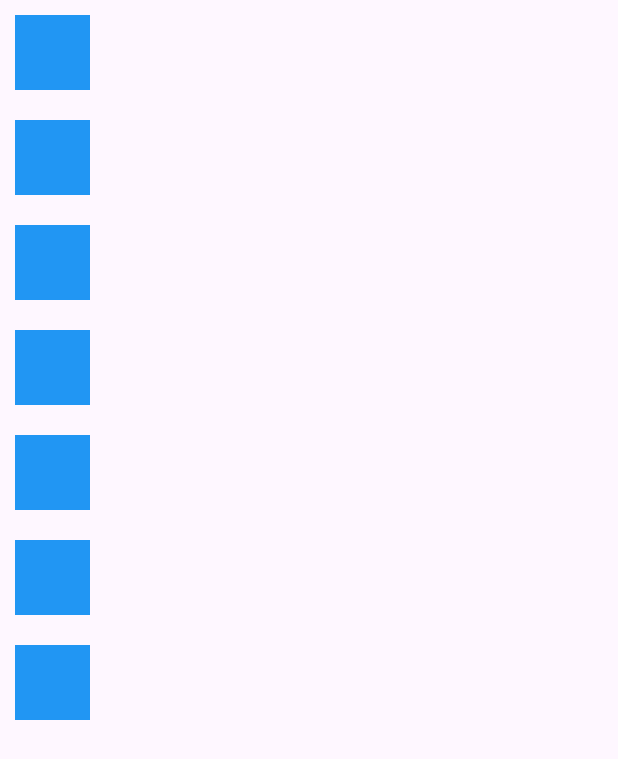
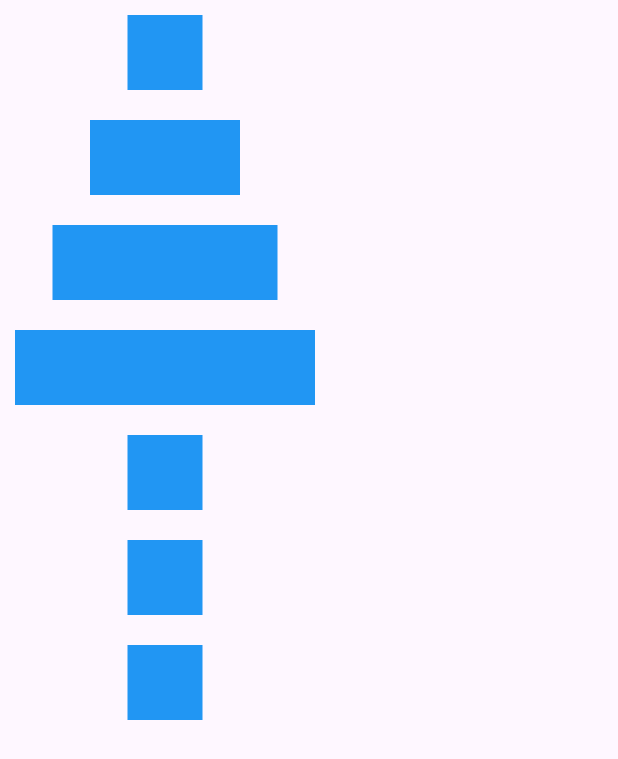
Before and after one commit to doriver/longTimeAgo, a Flutter app: the screen it shows after launch, on a phone screen of 412 x 824 dp. Shown: the top 759 px of the screen. Run offline on Flutter 3.47's test engine with Material 3 defaults, Android fonts, the phone set to English and light mode, and no system bars; our stand-ins replace get, loader_overlay.

Commit message:
column 내용물 넓이 다를때

```diff
--- a/flutter_ui_excercise01/lib/columnRow.dart
+++ b/flutter_ui_excercise01/lib/columnRow.dart
@@ -7,11 +7,13 @@ class ColumnRow extends StatelessWidget {
   Widget build(BuildContext context) {
     return Scaffold(
       body: Column(
+        // mainAxisAlignment: MainAxisAlignment.end,
+        // crossAxisAlignment: CrossAxisAlignment.end,
         children: [
           Container(height: 50,width: 50, color:Colors.blue, margin: EdgeInsets.all(10)),
-          Container(height: 50,width: 50, color:Colors.blue, margin: EdgeInsets.all(10)),
-          Container(height: 50,width: 50, color:Colors.blue, margin: EdgeInsets.all(10)),
-          Container(height: 50,width: 50, color:Colors.blue, margin: EdgeInsets.all(10)),
+          Container(height: 50,width: 100, color:Colors.blue, margin: EdgeInsets.all(10)),
+          Container(height: 50,width: 150, color:Colors.blue, margin: EdgeInsets.all(10)),
+          Container(height: 50,width: 200, color:Colors.blue, margin: EdgeInsets.all(10)),
           Container(height: 50,width: 50, color:Colors.blue, margin: EdgeInsets.all(10)),
           Container(height: 50,width: 50, color:Colors.blue, margin: EdgeInsets.all(10)),
           Container(height: 50,width: 50, color:Colors.blue, margin: EdgeInsets.all(10))
```
